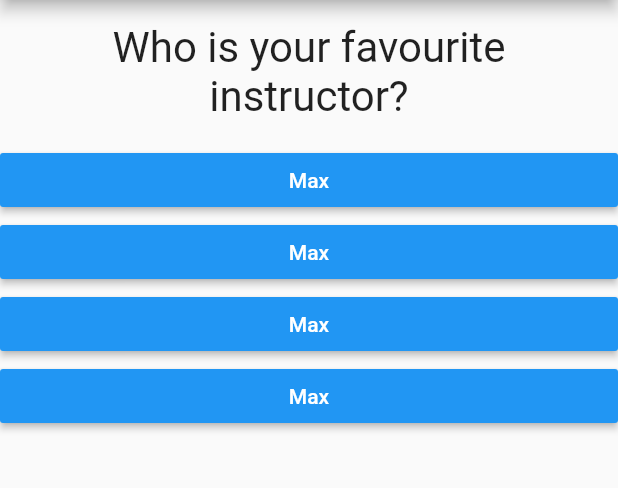
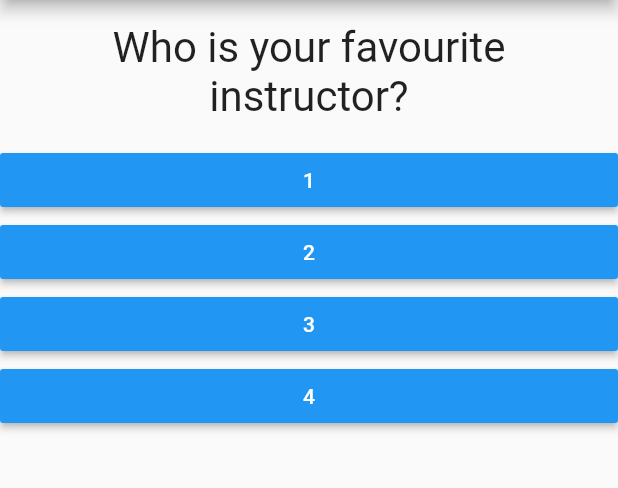
Before and after one commit to ablx/flutter-quiz-app, a Flutter app: the screen it shows after launch, after a tap on "Black", after a tap on "Dog", on a phone screen of 412 x 824 dp, the part 84-572 px from its top. Run offline on Flutter 3.47's test engine with Material 2 defaults, Android fonts, the phone set to English and light mode, and no system bars.

Commit message:
This is the end.

```diff
--- a/lib/main.dart
+++ b/lib/main.dart
@@ -17,29 +17,52 @@ class _MyAppState extends State<MyApp> {
   final _questions = const [
     {
       'questionText': 'What\'s your favorite color?',
-      'answers': ['Black', 'Blue', 'Red', 'Green']
+      'answers': [
+        {'text': 'Black', 'score': 10},
+        {'text': 'Red', 'score': 6},
+        {'text': 'Blue', 'score': 5},
+        {'text': 'Yellow', 'score': 1},
+      ]
     },
     {
       'questionText': 'What\'s your favorite animal?',
-      'answers': ['Cat', 'Dog', 'Capybara', 'Snake']
+      'answers': [
+        {'text': 'Cat', 'score': 10},
+        {'text': 'Dog', 'score': 6},
+        {'text': 'Snake', 'score': 5},
+        {'text': 'Pokemon', 'score': 1},
+      ]
     },
     {
       'questionText': 'Who is your favourite instructor?',
-      'answers': ['Max', 'Max', 'Max', 'Max']
+      'answers': [
+        {'text': '1', 'score': 10},
+        {'text': '2', 'score': 6},
+        {'text': '3', 'score': 5},
+        {'text': '4', 'score': 1},
+      ]
     },
   ];
 
   // underscore => private
   var _questionIndex = 0;
+  var _totalScore = 0;
 
-  void _answerQuestion() {
+  void _answerQuestion(int score) {
     print(_questionIndex);
     print(_questions.length);
-
+    _totalScore += score;
     setState(() {
       if (_questionIndex < _questions.length) {
         _questionIndex = _questionIndex + 1;
       }
+    });
+  }
+
+  void _restartQuiz() {
+    setState(() {
+      _questionIndex = 0;
+      _totalScore = 0;
     });
   }
 
@@ -52,7 +75,7 @@ class _MyAppState extends State<MyApp> {
         ),
         body: _questionIndex < _questions.length
             ? Quiz(_questions, _answerQuestion, _questionIndex)
-            : Result(),
+            : Result(_totalScore, _restartQuiz),
       ),
     );
   }
--- a/lib/quiz.dart
+++ b/lib/quiz.dart
@@ -4,21 +4,19 @@ import 'package:flutter_quiz_app/question.dart';
 import 'answer.dart';
 
 class Quiz extends StatelessWidget {
-
   final _questions;
   final _answerQuestion;
   final _questionIndex;
 
   Quiz(this._questions, this._answerQuestion, this._questionIndex);
 
-
   @override
   Widget build(BuildContext context) {
     return Column(
       children: [
         Question(_questions[_questionIndex]['questionText']),
-        ...(_questions[_questionIndex]['answers'] as List<String>)
-            .map((e) => Answer(_answerQuestion, e))
+        ...(_questions[_questionIndex]['answers'] as List<Map<String, Object>>)
+            .map((e) => Answer(() => _answerQuestion(e['score']), e['text']))
             .toList()
       ],
     );
```
Also changed, not shown: lib/result.dart (+21 -1 lines).
